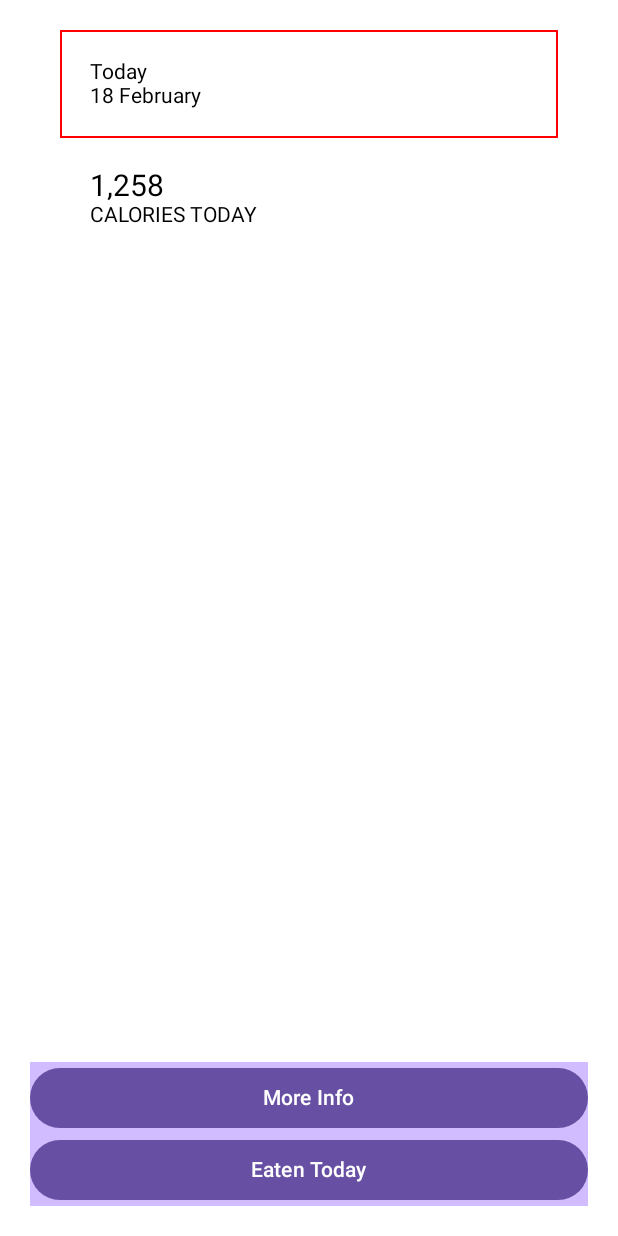
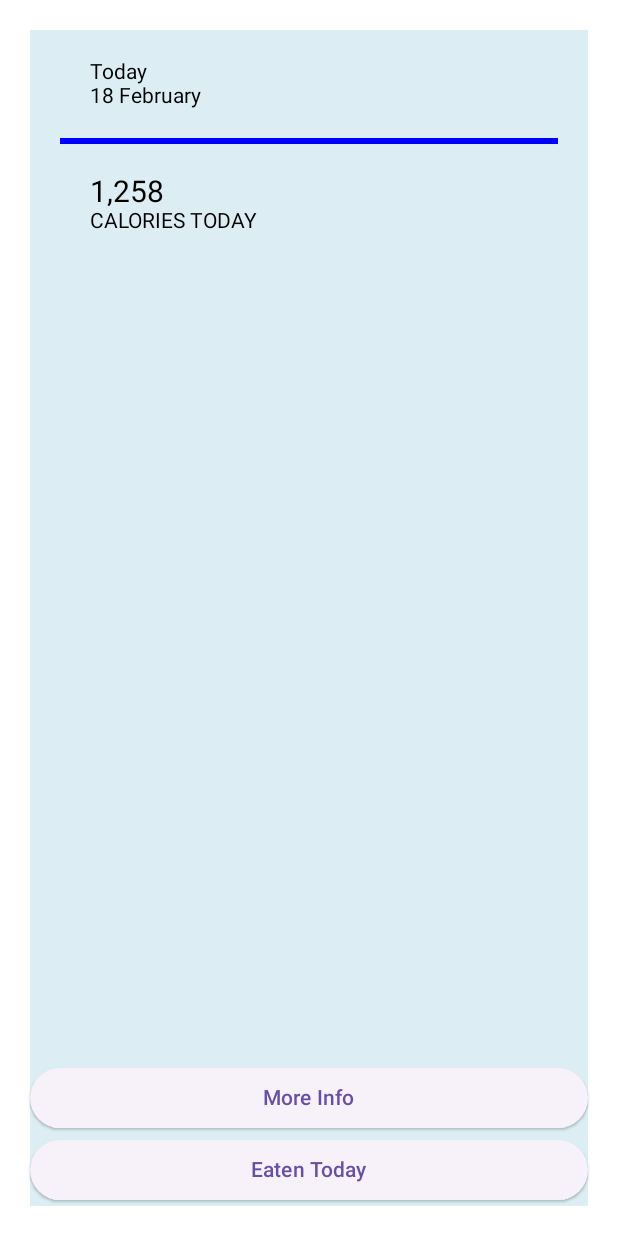
Before and after one commit to asmita143/Step-Tracker, an Android app built with Jetpack Compose: the @Preview function CaloriesScreen, on a phone screen of 412 x 824 dp. Run offline under Robolectric (Android 15) with nearby library versions, the phone set to English and light mode, and no system bars.

Commit message:
Changes to the buttons of cloriesScreen

```diff
--- a/app/src/main/java/com/example/stepcounter/foodScreen/CaloriesScreen.kt
+++ b/app/src/main/java/com/example/stepcounter/foodScreen/CaloriesScreen.kt
@@ -1,5 +1,6 @@
 package com.example.stepcounter.foodScreen
 
+import androidx.compose.foundation.BorderStroke
 import androidx.compose.foundation.background
 import androidx.compose.foundation.border
 import androidx.compose.foundation.layout.Arrangement
@@ -8,23 +9,37 @@ import androidx.compose.foundation.layout.Column
 import androidx.compose.foundation.layout.Row
 import androidx.compose.foundation.layout.Spacer
 import androidx.compose.foundation.layout.fillMaxHeight
+import androidx.compose.foundation.layout.fillMaxSize
 import androidx.compose.foundation.layout.fillMaxWidth
 import androidx.compose.foundation.layout.height
 import androidx.compose.foundation.layout.padding
+import androidx.compose.foundation.layout.width
 import androidx.compose.material3.Button
+import androidx.compose.material3.ButtonDefaults
+import androidx.compose.material3.ElevatedButton
 import androidx.compose.material3.MaterialTheme
+import androidx.compose.material3.OutlinedButton
+import androidx.compose.material3.Surface
 import androidx.compose.material3.Text
 import androidx.compose.runtime.Composable
 import androidx.compose.ui.Modifier
+import androidx.compose.ui.draw.paint
 import androidx.compose.ui.graphics.Color
+import androidx.compose.ui.graphics.Outline
+import androidx.compose.ui.graphics.Shape
 import androidx.compose.ui.platform.LocalConfiguration
+import androidx.compose.ui.res.colorResource
+import androidx.compose.ui.res.painterResource
 import androidx.compose.ui.tooling.preview.Preview
 import androidx.compose.ui.unit.dp
 import androidx.compose.ui.unit.sp
+import com.example.stepcounter.R
+import com.example.stepcounter.ui.theme.md_theme_light_background
 
 @Preview
 @Composable
 fun CaloriesScreen() {
+
     val configuration = LocalConfiguration.current
     val screenHeight = configuration.screenHeightDp.dp
 
@@ -32,7 +47,7 @@ fun CaloriesScreen() {
         modifier = Modifier
             .fillMaxHeight()
             .padding(20.dp)
-            //.background(MaterialTheme.colorScheme.background)
+            .background(colorResource(id = R.color.background))
             )
                 {
         Column(modifier = Modifier
@@ -41,19 +56,27 @@ fun CaloriesScreen() {
             Box(
                 modifier = Modifier
                     .fillMaxWidth()
-                    .border(1.dp, Color.Red)
+
             ) {
                 Row(modifier = Modifier.padding(20.dp)) {
                     Column {
                         Text(text = "Today")
+
                         Text(text = "18 February")
                     }
                 }
             }
+            Spacer(
+                modifier = Modifier
+                    .fillMaxWidth()
+                    .height(height = 4.dp)
+                    .background(color = Color.Blue)
+            )
             //this box is for the calorie scale
             Box(
                 modifier = Modifier
                     .fillMaxWidth()
+
             ) {
                 Row(modifier = Modifier.padding(20.dp)) {
                     Column {
@@ -68,14 +91,17 @@ fun CaloriesScreen() {
 
         Row(modifier = Modifier
             .weight(1f, false)
-            .fillMaxWidth()
-            .background(MaterialTheme.colorScheme.inversePrimary)) {
+            .fillMaxWidth(),
+            ) {
             Column() {
-                Button(onClick = {}, modifier = Modifier
-                    .fillMaxWidth()) {
+                ElevatedButton(
+                    onClick = {},
+                    modifier = Modifier
+                    .fillMaxWidth()
+                    ,) {
                     Text(text = "More Info")
                 }
-                Button(onClick = {}, modifier = Modifier
+                ElevatedButton(onClick = {}, modifier = Modifier
                     .fillMaxWidth()) {
                     Text(text = "Eaten Today")
                 }
```
